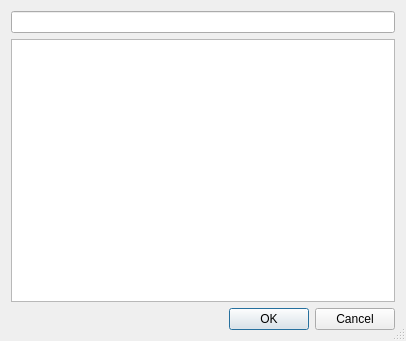
Above: BlueBerry/Bundles/org.blueberry.ui.qt/src/internal/berryQtShowViewDialog.ui from MITK/MITK before the change. Below: the same form after it.
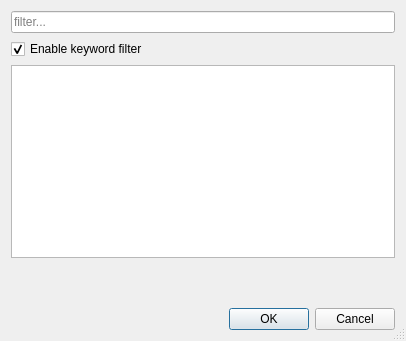
That is the form after the change.

What changed in the file:
```diff
--- a/BlueBerry/Bundles/org.blueberry.ui.qt/src/internal/berryQtShowViewDialog.ui
+++ b/BlueBerry/Bundles/org.blueberry.ui.qt/src/internal/berryQtShowViewDialog.ui
@@ -25,14 +25,54 @@
    <item>
     <layout class="QVBoxLayout" >
      <item>
-      <widget class="QLineEdit" name="m_Filter" />
+      <widget class="QLineEdit" name="m_Filter">
+       <property name="placeholderText">
+        <string>filter...</string>
+       </property>
+      </widget>
      </item>
      <item>
-      <widget class="QTreeView" name="m_TreeView" />
+      <widget class="QCheckBox" name="m_KeywordFilter">
+       <property name="text">
+        <string>Enable keyword filter</string>
+       </property>
+       <property name="checked">
+        <bool>true</bool>
+       </property>
+      </widget>
      </item>
      <item>
-      <widget class="QDialogButtonBox" name="buttonBox" >
-       <property name="orientation" >
+      <widget class="QTreeView" name="m_TreeView">
+       <property name="sizePolicy">
+        <sizepolicy hsizetype="Expanding" vsizetype="Expanding">
+         <horstretch>0</horstretch>
+         <verstretch>5</verstretch>
+        </sizepolicy>
+       </property>
+      </widget>
+     </item>
+     <item>
+      <widget class="QLabel" name="m_Description">
+       <property name="sizePolicy">
+        <sizepolicy hsizetype="Preferred" vsizetype="Preferred">
+         <horstretch>0</horstretch>
+         <verstretch>1</verstretch>
+        </sizepolicy>
+       </property>
+       <property name="text">
+        <string/>
+       </property>
+       <property name="alignment">
+        <set>Qt::AlignLeading|Qt::AlignLeft|Qt::AlignTop</set>
+       </property>
+       <property name="wordWrap">
+        <bool>true</bool>
+       </property>
+      </widget>
+     </item>
+     <item>
+      <widget class="QDialogButtonBox" name="m_ButtonBox">
+       <property name="orientation">
         <enum>Qt::Horizontal</enum>
        </property>
        <property name="standardButtons" >
```
Left out of the diff: 37 changed lines with no effect on the pictures.
